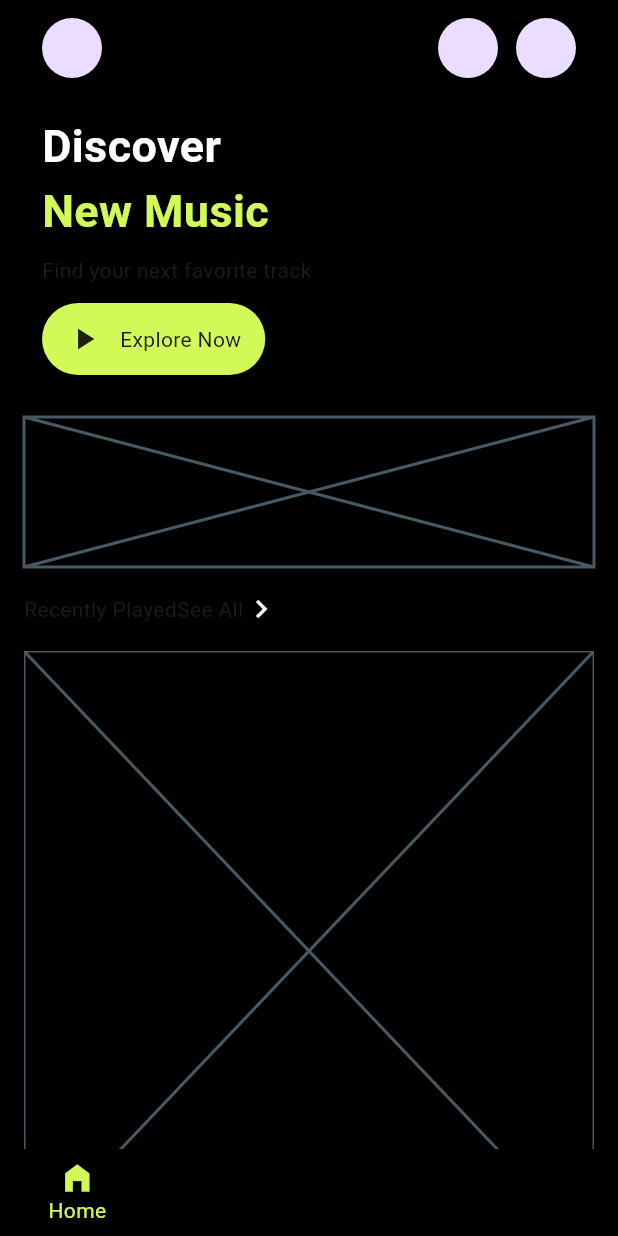
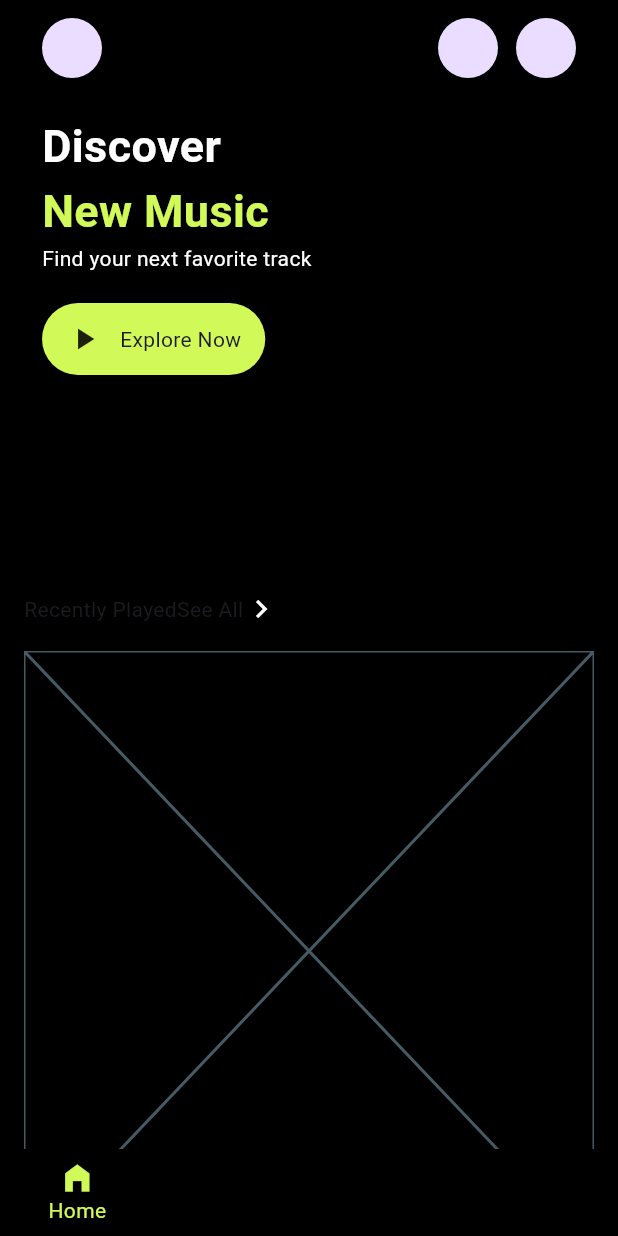
Before and after one commit to JAICHANGPARK/flutter_notebook_chapter_54, a Flutter app: the MusicHomePage screen opened directly, on a phone screen of 412 x 824 dp. Run offline on Flutter 3.47's test engine with Material 3 defaults, Android fonts, the phone set to English and light mode, and no system bars; our stand-ins replace gap, hugeicons, material_ui.

Commit message:
Update music_home_page.dart

```diff
--- a/lib/ep2707_music_app/ui/music_home_page.dart
+++ b/lib/ep2707_music_app/ui/music_home_page.dart
@@ -57,9 +57,12 @@ class _MusicHomePageState extends State<MusicHomePage> {
                             color: .fromRGBO(209, 249, 88, 1),
                           ),
                         ),
-                        Gap(8),
-                        Text("Find your next favorite track"),
-                        Gap(12),
+
+                        Text(
+                          "Find your next favorite track",
+                          style: TextStyle(color: Colors.white),
+                        ),
+                        Gap(20),
                         Container(
                           decoration: ShapeDecoration(
                             shape: StadiumBorder(),
@@ -78,7 +81,12 @@ class _MusicHomePageState extends State<MusicHomePage> {
                       ],
                     ),
                   ),
-                  Container(height: 100, child: Placeholder()),
+                  Container(
+                    height: 100,
+                    child: Row(
+                      children: [Expanded(child: Column(children: []))],
+                    ),
+                  ),
                   Row(
                     children: [
                       Text("Recently Played"),
```
